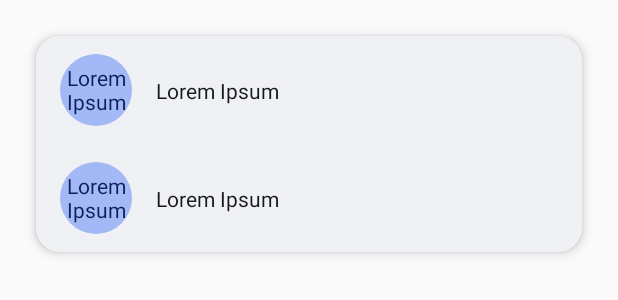
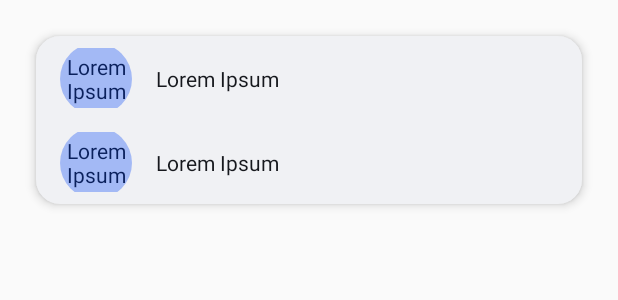
Before and after one commit to elblasco/LPSMT, an Android app: the layout list_comic_group.xml on its own in the app's theme, with its tools: preview values and no code run, on a phone screen of 412 x 824 dp. Shown: the top 300 px of the screen. Run offline under Robolectric (Android 15) with nearby library versions, the phone set to English and light mode, and no system bars.

Commit message:
change list_comic_entry.xml to padding instead of margin
Signed-off-by: Jan Tomassi <tomassijan@gmail.com>

```diff
--- a/implementation/mangaCheck/app/src/main/res/layout/list_comic_entry.xml
+++ b/implementation/mangaCheck/app/src/main/res/layout/list_comic_entry.xml
@@ -3,9 +3,8 @@
     xmlns:app="http://schemas.android.com/apk/res-auto"
     android:layout_width="match_parent"
     android:layout_height="@dimen/U_7"
-    android:layout_marginTop="@dimen/U_1"
-    android:layout_marginBottom="@dimen/U_1"
-    android:orientation="horizontal">
+    android:orientation="horizontal"
+    android:paddingVertical="@dimen/U_1">
 
     <TextView
         android:id="@+id/letter_circle"
```
